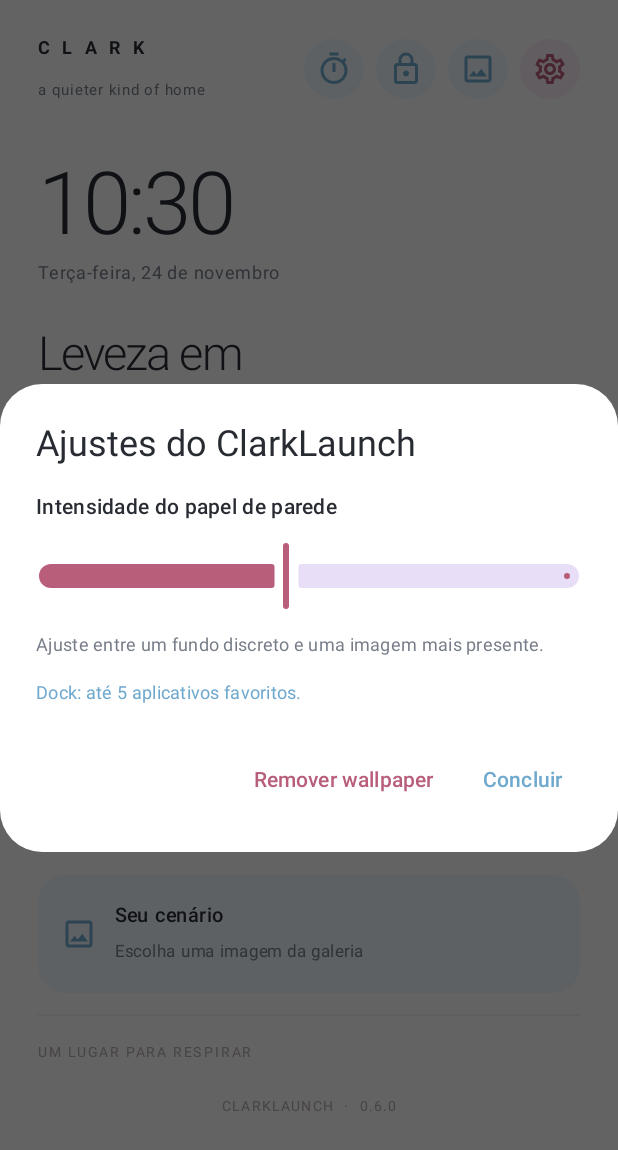
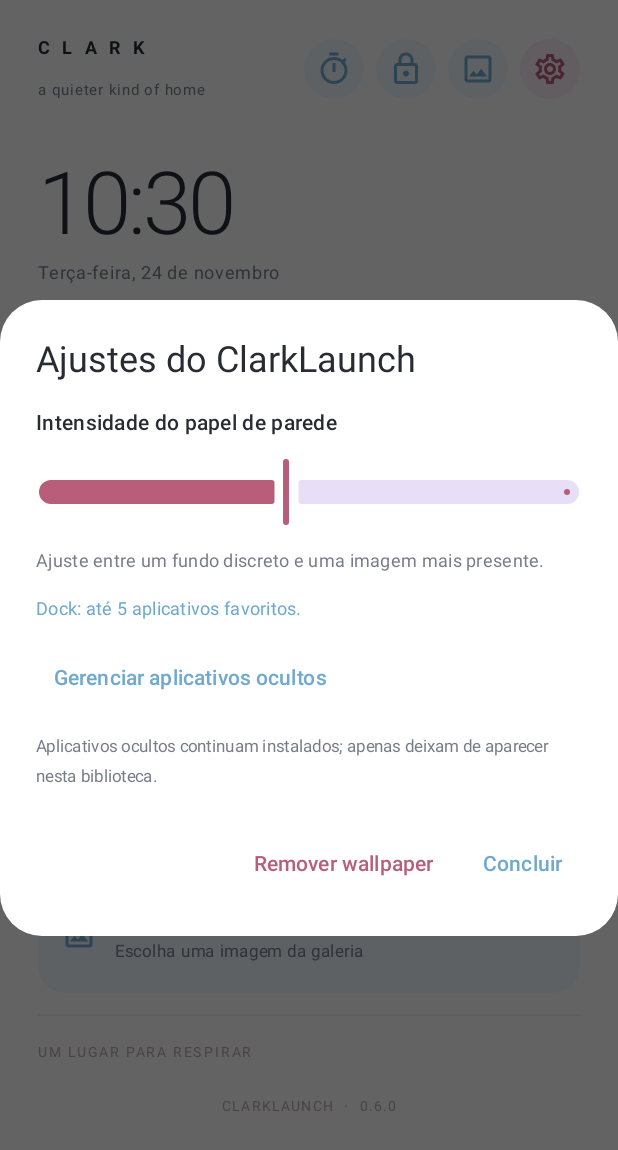
Before and after one commit to joaosmkjk/clarklaunch, an Android app built with Jetpack Compose: the screen it shows after launch (MainActivity), after a tap on "Configurações", on a phone screen of 412 x 824 dp. Shown: the top 1150 px of the screen. Run offline under Robolectric (Android 15) with nearby library versions, the phone set to English and light mode, and no system bars.

Commit message:
Add persistent hidden-app manager

```diff
--- a/app/src/main/java/com/clarklaunch/app/MainActivity.kt
+++ b/app/src/main/java/com/clarklaunch/app/MainActivity.kt
@@ -130,6 +130,8 @@ class MainActivity : ComponentActivity() {
                     initialLockedApps = getSavedLockedApps(),
                     initialHasPin = AppLockSecurity.hasPin(this@MainActivity),
                     initialFocusApps = getSavedFocusApps(),
+                    initialHiddenApps = getSavedHiddenApps(),
+                    onHiddenAppsChanged = ::saveHiddenApps,
                     onFocusAppsChanged = ::saveFocusApps,
                     onStartFocusSession = ::startFocusSession,
                     onSetPin = { AppLockSecurity.setPin(this@MainActivity, it) },
@@ -213,6 +215,15 @@ class MainActivity : ComponentActivity() {
         getSharedPreferences("clarklaunch", MODE_PRIVATE)
             .getStringSet("focus_apps", emptySet())?.toSet() ?: emptySet()
 
+    private fun getSavedHiddenApps(): Set<String> =
+        getSharedPreferences("clarklaunch", MODE_PRIVATE)
+            .getStringSet("hidden_apps", emptySet())?.toSet() ?: emptySet()
+
+    private fun saveHiddenApps(packages: Set<String>) {
+        getSharedPreferences("clarklaunch", MODE_PRIVATE)
+            .edit().putStringSet("hidden_apps", packages).apply()
+    }
+
     private fun saveFocusApps(packages: Set<String>) {
         getSharedPreferences("clarklaunch", MODE_PRIVATE)
             .edit().putStringSet("focus_apps", packages).apply()
@@ -236,6 +247,8 @@ private fun ClarkLaunchHome(
     initialLockedApps: Set<String>,
     initialHasPin: Boolean,
     initialFocusApps: Set<String>,
+    initialHiddenApps: Set<String>,
+    onHiddenAppsChanged: (Set<String>) -> Unit,
     onFocusAppsChanged: (Set<String>) -> Unit,
     onStartFocusSession: (String, String, Int) -> Unit,
     onSetPin: (String) -> Unit,
@@ -258,6 +271,8 @@ private fun ClarkLaunchHome(
     var favoriteLimitMessage by remember { mutableStateOf(false) }
     var lockedApps by remember { mutableStateOf(initialLockedApps) }
     var focusApps by remember { mutableStateOf(initialFocusApps) }
+    var hiddenApps by remember { mutableStateOf(initialHiddenApps) }
+    var showHiddenManager by remember { mutableStateOf(false) }
     var showFocusManager by remember { mutableStateOf(false) }
     var pendingFocusApp by remember { mutableStateOf<LaunchableApp?>(null) }
     var hasPin by remember { mutableStateOf(initialHasPin) }
@@ -321,13 +336,45 @@ private fun ClarkLaunchHome(
         }
     }
 
-    val filteredApps = apps.filter { it.label.contains(search, ignoreCase = true) }
-    val favoriteApps = apps.filter { it.packageName in favorites }.take(5)
+    val visibleApps = apps.filter { it.packageName !in hiddenApps }
+    val filteredApps = visibleApps.filter { it.label.contains(search, ignoreCase = true) }
+    val favoriteApps = visibleApps.filter { it.packageName in favorites }.take(5)
 
     BackHandler(enabled = showAllApps || search.isNotEmpty()) {
         if (showAllApps) showAllApps = false else search = ""
     }
 
+
+    if (showHiddenManager) {
+        AlertDialog(
+            onDismissRequest = { showHiddenManager = false },
+            title = { Text("Aplicativos ocultos", color = Ink) },
+            text = {
+                Column(verticalArrangement = Arrangement.spacedBy(8.dp)) {
+                    Text("Ocultar remove o aplicativo da biblioteca e da dock do ClarkLaunch. Ele continua instalado e pode ser aberto pelas configurações do Android ou por outro launcher.", color = SoftInk, fontSize = 12.sp)
+                    LazyColumn(modifier = Modifier.height(330.dp)) {
+                        items(apps, key = { it.packageName }) { app ->
+                            Row(verticalAlignment = Alignment.CenterVertically, modifier = Modifier.fillMaxWidth()) {
+                                Image(bitmap = app.icon.asImageBitmap(), contentDescription = null, modifier = Modifier.size(28.dp))
+                                Text(app.label, color = Ink, fontSize = 13.sp, modifier = Modifier.weight(1f).padding(start = 9.dp))
+                                Checkbox(
+                                    checked = app.packageName in hiddenApps,
+                                    onCheckedChange = { checked ->
+                                        hiddenApps = if (checked) hiddenApps + app.packageName else hiddenApps - app.packageName
+                                        favorites = favorites - app.packageName
+                                        onHiddenAppsChanged(hiddenApps)
+                                        onFavoritesChanged(favorites)
+                                    }
+                                )
+                            }
+                        }
+                    }
+                }
+            },
+            confirmButton = { TextButton(onClick = { showHiddenManager = false }) { Text("Concluir", color = Blue) } },
+            containerColor = White
+        )
+    }
 
     if (showFocusManager) {
         AlertDialog(
@@ -504,6 +551,14 @@ private fun ClarkLaunchHome(
                         "Dock: até 5 aplicativos favoritos.",
                         color = Blue,
                         fontSize = 12.sp
+                    )
+                    TextButton(onClick = { showSettings = false; showHiddenManager = true }) {
+                        Text("Gerenciar aplicativos ocultos", color = Blue)
+                    }
+                    Text(
+                        "Aplicativos ocultos continuam instalados; apenas deixam de aparecer nesta biblioteca.",
+                        color = SoftInk,
+                        fontSize = 11.sp
                     )
                 }
             },
```
